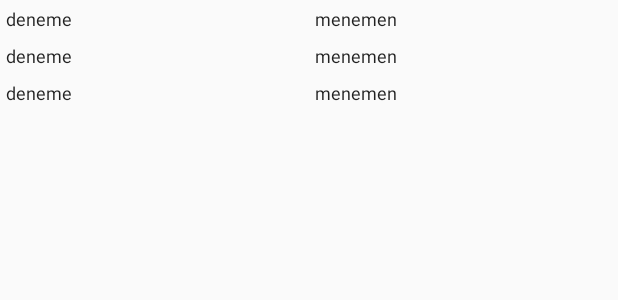
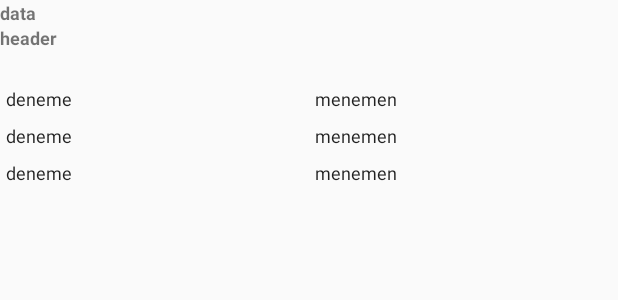
Before and after one commit to selcukcihan/tahlil, an Android app: the layout fragment_testresult_list.xml on its own in the app's theme, with its tools: preview values and no code run, on a phone screen of 412 x 824 dp. Shown: the top 300 px of the screen. Run offline under Robolectric (Android 15) with nearby library versions, the phone set to English and light mode, and no system bars.

```diff
--- a/app/build.gradle
+++ b/app/build.gradle
@@ -8,8 +8,8 @@ android {
         applicationId "com.selcukcihan.android.tahlil"
         minSdkVersion 15
         targetSdkVersion 23
-        versionCode 1
-        versionName "1.0"
+        versionCode 2
+        versionName "1.0.1"
     }
     buildTypes {
         release {
--- a/app/src/main/java/com/selcukcihan/android/tahlil/TestCredentialsDialogFragment.java
+++ b/app/src/main/java/com/selcukcihan/android/tahlil/TestCredentialsDialogFragment.java
@@ -18,8 +18,8 @@ import java.util.List;
 public class TestCredentialsDialogFragment extends DialogFragment implements HttpPerformingTask.HttpPerformingTaskListener {
 
     @Override
-    public void onCompleted(List<TestResult> results) {
-        mListener.onDialogCompleted(this, results);
+    public void onCompleted(TestResultCollection collection) {
+        mListener.onDialogCompleted(this, collection);
     }
 
     @Override
@@ -31,7 +31,7 @@ public class TestCredentialsDialogFragment extends DialogFragment implements Htt
         * implement this interface in order to receive event callbacks.
         * Each method passes the DialogFragment in case the host needs to query it. */
     public interface TestCredentialsDialogListener {
-        public void onDialogCompleted(DialogFragment dialog, List<TestResult> results);
+        public void onDialogCompleted(DialogFragment dialog, TestResultCollection collection);
         public void onDialogNegativeClick(DialogFragment dialog);
         public void onFailure(String message);
     }
--- a/app/src/main/res/layout/activity_main.xml
+++ b/app/src/main/res/layout/activity_main.xml
@@ -19,7 +19,6 @@
     <FrameLayout
         android:layout_width="match_parent"
         android:layout_height="match_parent"
-        android:layout_marginTop="15dp"
         android:id="@+id/list">
     </FrameLayout>
 </RelativeLayout>
--- a/app/src/main/res/layout/fragment_testresult_list.xml
+++ b/app/src/main/res/layout/fragment_testresult_list.xml
@@ -1,4 +1,34 @@
 <?xml version="1.0" encoding="utf-8"?>
+<RelativeLayout
+    xmlns:android="http://schemas.android.com/apk/res/android"
+    xmlns:tools="http://schemas.android.com/tools"
+    android:id="@+id/results_container"
+    android:layout_width="match_parent"
+    android:layout_height="match_parent">
+    <LinearLayout
+        android:id="@+id/meta_container"
+        android:orientation="vertical"
+        android:layout_width="match_parent"
+        android:layout_height="wrap_content">
+        <TextView
+            android:layout_width="wrap_content"
+            android:layout_height="wrap_content"
+            android:id="@+id/meta_data"
+            android:layout_gravity="left"
+            android:text="data"
+            android:textSize="12dp"
+            android:textStyle="bold" />
+        <TextView
+            android:layout_width="wrap_content"
+            android:layout_height="wrap_content"
+            android:id="@+id/meta_header"
+            android:layout_gravity="left"
+            android:layout_below="@id/meta_data"
+            android:text="header"
+            android:paddingBottom="20dp"
+            android:textSize="12dp"
+            android:textStyle="bold" />
+    </LinearLayout>
     <android.support.v7.widget.RecyclerView xmlns:android="http://schemas.android.com/apk/res/android"
         xmlns:app="http://schemas.android.com/apk/res-auto"
         xmlns:tools="http://schemas.android.com/tools"
@@ -6,6 +36,8 @@
         android:name="com.selcukcihan.android.tahlil.TestResultFragment"
         android:layout_width="match_parent"
         android:layout_height="match_parent"
+        android:layout_below="@+id/meta_container"
         app:layoutManager="LinearLayoutManager"
         tools:context="com.selcukcihan.android.tahlil.TestResultFragment"
         tools:listitem="@layout/fragment_testresult" />
+</RelativeLayout>
--- a/app/src/main/res/values/colors.xml
+++ b/app/src/main/res/values/colors.xml
@@ -5,4 +5,5 @@
     <color name="colorAccent">#FF4081</color>
     <color name="normalTest">#33691e</color>
     <color name="abnormalTest">#ff9e80</color>
+    <color name="colorLight">#FFFFFF</color>
 </resources>
--- a/app/src/main/res/values/strings.xml
+++ b/app/src/main/res/values/strings.xml
@@ -9,4 +9,5 @@
         Tahlil sonuçları, <a href="http://labim.ihs.gov.tr/labim/HastaTetkikSonucSorgulama.aspx">İstanbul Halk Sağlığı Müdürlüğü</a> adresinden çekilmektedir.</string>
     <string name="waiting">Tahlil sonuçları yükleniyor.</string>
     <string name="not_found">Girdiğiniz T.C. kimlik no (%1$s) ve kayıt no (%2$s) ile bir sonuç bulunamamıştır.</string>
+    <string name="results_test_date">%1$s tarihli sonuçlar:</string>
 </resources>
```
Also changed, not shown: app/src/main/java/com/selcukcihan/android/tahlil/DividerItemDecoration.java (+1 -8 lines), app/src/main/java/com/selcukcihan/android/tahlil/HttpCommunicator.java (+24 -7 lines), app/src/main/java/com/selcukcihan/android/tahlil/HttpPerformingTask.java (+9 -9 lines), app/src/main/java/com/selcukcihan/android/tahlil/MainActivity.java (+4 -4 lines), app/src/main/java/com/selcukcihan/android/tahlil/TestResultCollection.java (added, +20 -0 lines), app/src/main/java/com/selcukcihan/android/tahlil/TestResultFragment.java (+46 -12 lines), 1 other file. Lines whose indentation alone changed are shown as unchanged.
